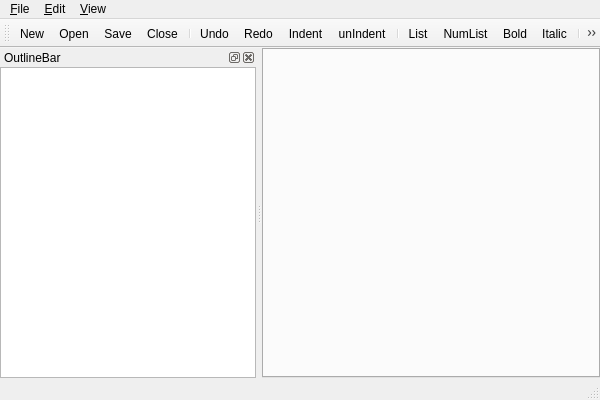
The window that viMarkdown/viMarkdown/MainWindow.ui (vivisuke/viMarkdown) describes before a commit, drawn with Qt 5.
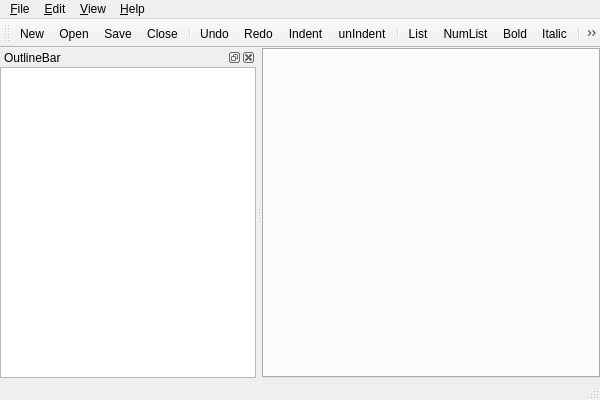
The same window after the commit. Icons and pictures are not drawn.

```diff
--- a/viMarkdown/viMarkdown/MainWindow.ui
+++ b/viMarkdown/viMarkdown/MainWindow.ui
@@ -100,9 +100,16 @@
     <addaction name="action_Indent"/>
     <addaction name="action_UnIndent"/>
    </widget>
+   <widget class="QMenu" name="menu_Help">
+    <property name="title">
+     <string>&amp;Help</string>
+    </property>
+    <addaction name="action_AboutViMarkdown"/>
+   </widget>
    <addaction name="menu_File"/>
    <addaction name="menu_Edit"/>
    <addaction name="menu_View"/>
+   <addaction name="menu_Help"/>
   </widget>
   <widget class="QToolBar" name="mainToolBar">
    <attribute name="toolBarArea">
```
Left out of the diff: 9 changed lines with no effect on the pictures.
